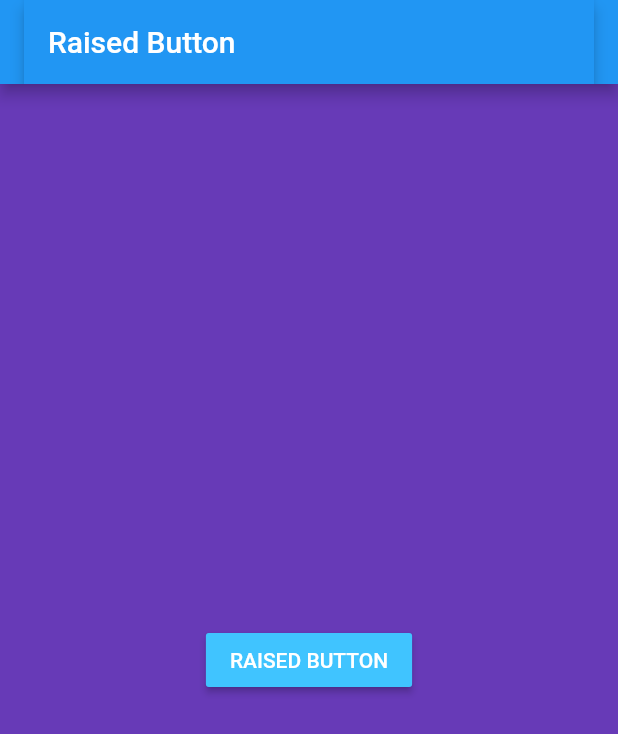
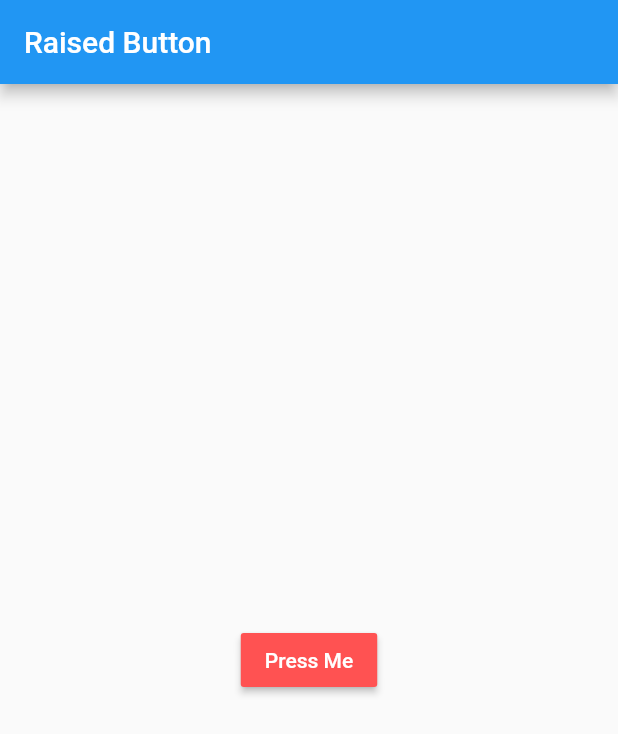
Before and after one commit to kcaayush2158/Flutter-FLoatingActiionButton-Example-, a Flutter app: the screen it shows after launch, on a phone screen of 412 x 824 dp. Shown: the top 734 px of the screen. Run offline on Flutter 3.47's test engine with Material 2 defaults, Android fonts, the phone set to English and light mode, and no system bars.

Commit message:
first commit

```diff
--- a/lib/main.dart
+++ b/lib/main.dart
@@ -6,31 +6,42 @@ void main() => runApp(MyApp());
 class MyApp extends StatelessWidget {
   @override
   Widget build(BuildContext context) {
-    return MaterialApp(
-      title: "Raised Buttom",
-      theme: ThemeData(primarySwatch: Colors.blue),
-      home: Scaffold(
+    return MaterialApp(title: "Raised Buttom", home: TextPage());
+  }
+}
+
+class TextPage extends StatelessWidget {
+  @override
+  Widget build(BuildContext context) {
+    return Scaffold(
       appBar: AppBar(
-          title: AppBar(
         title: Text("Raised Button"),
       ),
-        ),
       body: Container(
-          color: Colors.deepPurple,
-          alignment: Alignment.center,
         child: Center(
           child: RaisedButton(
-              child: Text(
-                "RAISED BUTTON",
-                style: TextStyle(color: Colors.white),
-              ),
-              onPressed: () {},
-              splashColor: Colors.lightBlue,
-              color: Colors.lightBlueAccent,
-            ),
+            color: Colors.redAccent,
+            textColor: Colors.white,
+            onPressed: () {
+              pressMe(context);
+            },
+            child: Text("Press Me"),
           ),
         ),
       ),
     );
   }
+
+  void pressMe(BuildContext context) {
+    var alert = AlertDialog(
+      title: Text("Alert Dialog"),
+      content: Text("Success..!"),
+    );
+
+    showDialog(
+        context: context,
+        builder: (BuildContext context) {
+          return alert;
+        });
   }
+}
```
Lines whose indentation alone changed are shown as unchanged.
